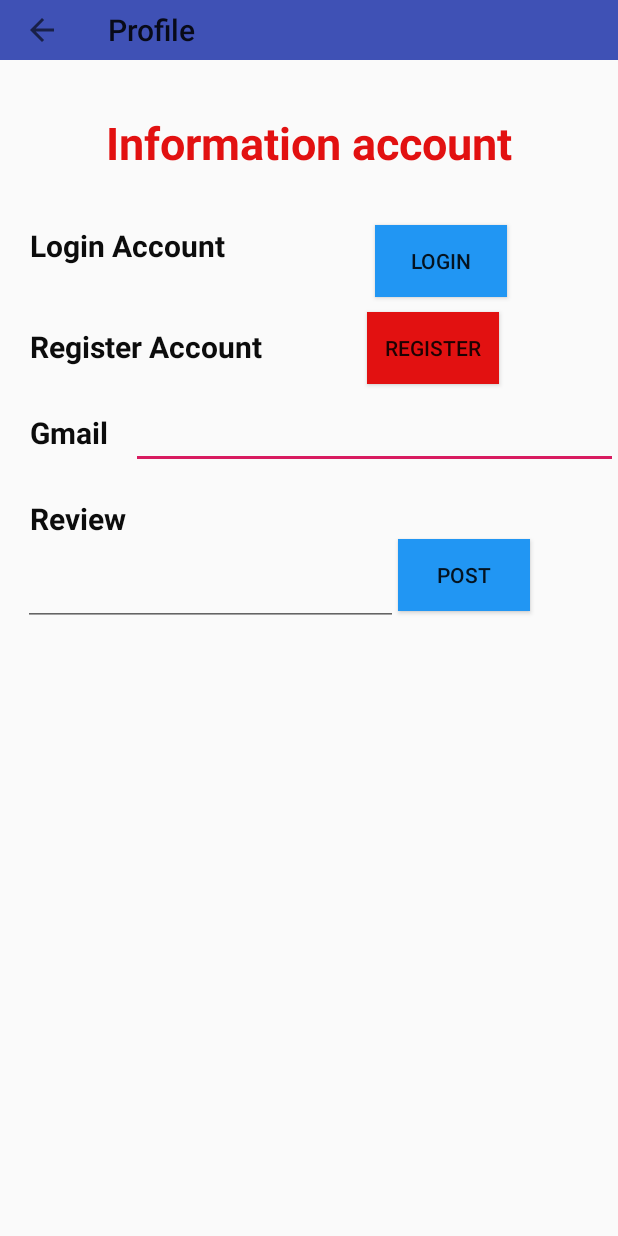
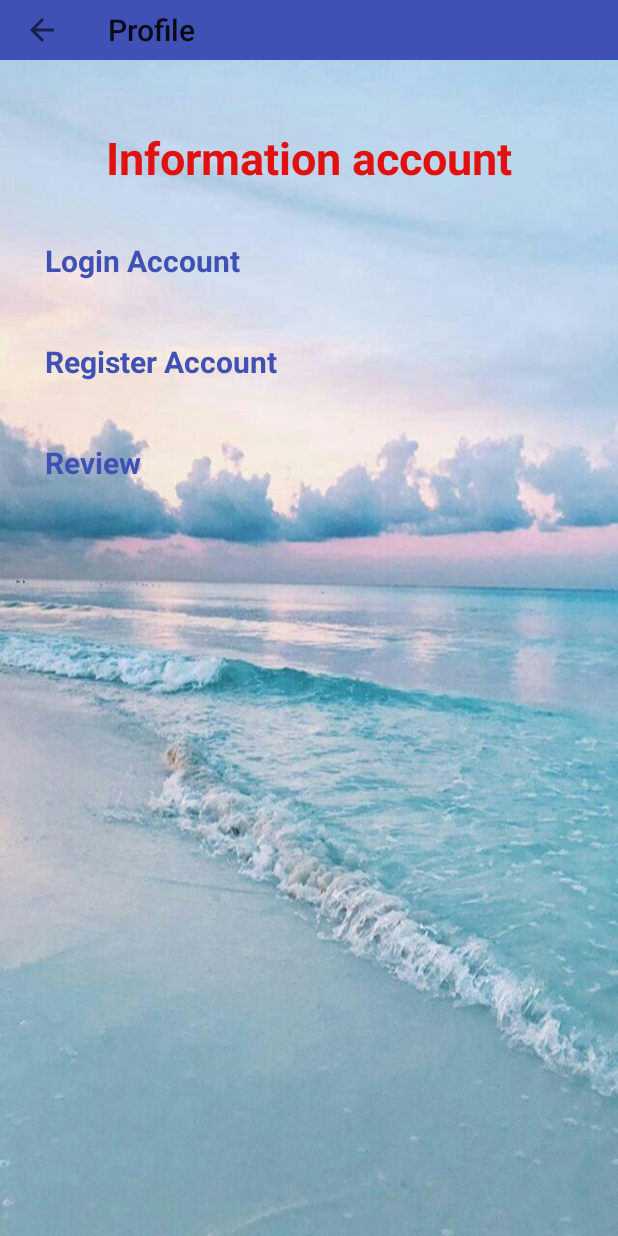
Before and after one commit to NguyenThaoUyen/Semina, an Android app: the ProfileActivity screen opened directly, with no data from a screen before it, on a phone screen of 412 x 824 dp. Run offline under Robolectric (Android 15) with nearby library versions, the phone set to English and light mode, and no system bars; our stand-ins replace Firebase (no records; nobody signed in at launch, a user with empty details on screens opened directly); 1 statement that could not run was skipped.

Commit message:
mới commit nè  :)

```diff
--- a/app/src/main/java/com/example/semina/Detail_eventActivity.java
+++ b/app/src/main/java/com/example/semina/Detail_eventActivity.java
@@ -12,7 +12,7 @@ import com.bumptech.glide.Glide;
 public class Detail_eventActivity extends AppCompatActivity {
 
     //layout
-    TextView title, Address,phone,des;
+    TextView title, Address,date,des;
     ImageView image;
 
     @Override
@@ -28,7 +28,7 @@ public class Detail_eventActivity extends AppCompatActivity {
         //find id
         Address = findViewById(R.id.Address);
         title = findViewById(R.id.title);
-        phone = findViewById(R.id.phone);
+        date = findViewById(R.id.date);
         des = findViewById(R.id.des);
         image = findViewById(R.id.image);
         //data
@@ -43,7 +43,7 @@ public class Detail_eventActivity extends AppCompatActivity {
         Glide.with(this).load(image_event).into(image);
         title.setText(name_event);
         Address.setText(address_event);
-        phone.setText(date_event);
+        date.setText(date_event);
         des.setText(des_event);
     }
 }
--- a/app/src/main/java/com/example/semina/ProfileActivity.java
+++ b/app/src/main/java/com/example/semina/ProfileActivity.java
@@ -9,6 +9,7 @@ import android.text.TextUtils;
 import android.view.View;
 import android.widget.Button;
 import android.widget.EditText;
+import android.widget.TextView;
 import android.widget.Toast;
 
 import com.google.android.gms.tasks.OnCompleteListener;
@@ -19,8 +20,7 @@ import com.google.firebase.auth.FirebaseUser;
 
 public class ProfileActivity extends AppCompatActivity {
 
-
-    Button btn_login, btn_register,btn_post;
+    TextView text_login,text_register,text_review;
 
     FirebaseUser firebaseUser;
 
@@ -48,37 +48,35 @@ public class ProfileActivity extends AppCompatActivity {
         setSupportActionBar(toolbar);
         getSupportActionBar().setTitle("Profile");
         getSupportActionBar().setDisplayHomeAsUpEnabled(true);
+        //find id cho cac textview
+        text_login = findViewById(R.id.text_login);
+        text_register = findViewById(R.id.text_register);
+        text_review = findViewById(R.id.text_review);
 
-        // button login
-        btn_login = findViewById(R.id.btn_login);
-        btn_login.setOnClickListener(new View.OnClickListener() {
+        //set on click cho cac text view
+        text_login.setOnClickListener(new View.OnClickListener() {
             @Override
-            public void onClick(View view) {
-                Intent log_intent = new Intent (ProfileActivity.this, LoginuserActivity.class);
-                startActivity(log_intent);
+            public void onClick(View v) {
+                Intent intent_login= new Intent(ProfileActivity.this,LoginUsersActivity.class);
+                startActivity(intent_login);
             }
         });
-        //button register
-        btn_register = findViewById(R.id.btn_register);
-        btn_register.setOnClickListener(new View.OnClickListener() {
+        text_register.setOnClickListener(new View.OnClickListener() {
             @Override
-            public void onClick(View view) {
-                Intent reg_intent = new Intent (ProfileActivity.this, RegisterActivity.class);
-                startActivity(reg_intent);
+        public void onClick(View v) {
+            Intent intent_login= new Intent(ProfileActivity.this,RegisterActivity.class);
+            startActivity(intent_login);
+        }
+    });
+        text_review.setOnClickListener(new View.OnClickListener() {
+            @Override
+            public void onClick(View v) {
+                Intent intent_login= new Intent(ProfileActivity.this,Post_reviewActivity.class);
+                startActivity(intent_login);
             }
         });
 
 
-        //btn_post
-
-        btn_post = findViewById(R.id.btn_post);
-        btn_post.setOnClickListener(new View.OnClickListener() {
-            @Override
-            public void onClick(View view) {
-                Intent post_intent = new Intent (ProfileActivity.this, MainActivity.class);
-                startActivity(post_intent);
-            }
-        });
 
     }
 
--- a/app/src/main/res/layout/activity_detail_food.xml
+++ b/app/src/main/res/layout/activity_detail_food.xml
@@ -25,8 +25,7 @@
             android:layout_width="wrap_content"
             android:layout_height="wrap_content"
             android:layout_marginStart="10dp"
-            android:gravity="center"
-            android:text="@string/resort_a"
+            android:text="@string/name_title"
             android:textColor="@color/black"
             android:textSize="18sp"
             android:textStyle="bold" />
@@ -38,14 +37,13 @@
             android:textColor="@color/black"
             android:textSize="14sp"
             android:layout_marginStart="10dp"
-            android:gravity="center"
+
             />
 
         <TextView
             android:id="@+id/des"
             android:layout_width="match_parent"
             android:layout_height="match_parent"
-            android:gravity="center"
             android:layout_margin="10dp"
             android:text="@string/introdution"
             android:textColor="@color/black"
--- a/app/src/main/res/layout/activity_profile.xml
+++ b/app/src/main/res/layout/activity_profile.xml
@@ -4,9 +4,10 @@
     xmlns:app="http://schemas.android.com/apk/res-auto"
     xmlns:tools="http://schemas.android.com/tools"
     android:layout_width="match_parent"
-    android:layout_height="wrap_content"
+    android:layout_height="match_parent"
     tools:context=".ProfileActivity"
-    android:orientation="vertical">
+    android:orientation="vertical"
+    android:background="@drawable/nen">
     <include
         android:id="@+id/toolbar"
         layout="@layout/toolbar" />
@@ -14,6 +15,7 @@
     <RelativeLayout
     android:layout_width="match_parent"
     android:layout_height="wrap_content"
+        android:padding="10dp"
     >
 
     <TextView
@@ -37,22 +39,12 @@
         android:layout_below="@id/welcome_profile"
         android:textStyle="bold"
         android:textSize="20sp"
-        android:textColor="@color/black"
+        android:textColor="@color/toolbar"
         android:layout_marginTop="30dp"
         android:layout_marginStart="20dp"
         />
 
-    <Button
-        android:id="@+id/btn_login"
-        android:layout_width="wrap_content"
-        android:layout_height="wrap_content"
-        android:text="@string/login"
-        android:layout_below="@+id/welcome_profile"
-        android:layout_toEndOf="@id/text_login"
-        android:background="@color/blue"
-        android:layout_marginStart="100dp"
-        android:layout_marginTop="30dp"
-        />
+
 
     <TextView
         android:id="@+id/text_register"
@@ -62,80 +54,28 @@
         android:layout_below="@id/text_login"
         android:textStyle="bold"
         android:textSize="20sp"
-        android:textColor="@color/black"
+        android:textColor="@color/toolbar"
         android:layout_marginTop="40dp"
         android:layout_marginStart="20dp"
 
         />
-    <Button
-        android:id="@+id/btn_register"
-        android:layout_width="wrap_content"
-        android:layout_height="wrap_content"
-        android:text="@string/register"
-        android:layout_below="@+id/btn_login"
-        android:layout_toEndOf="@id/text_register"
-        android:background="@color/red"
-        android:layout_marginTop="10dp"
-        android:layout_marginStart="70dp"
 
-
-   />
-  <TextView
-      android:id="@+id/text_gmail"
-      android:layout_width="wrap_content"
-      android:layout_height="wrap_content"
-      android:text="@string/hint_gmail"
-      android:textColor="@color/black"
-      android:textSize="20sp"
-      android:textStyle="bold"
-      android:layout_below="@id/text_register"
-      android:layout_marginTop="30dp"
-      android:layout_marginStart="20dp"
-      />
-    <EditText
-        android:id="@+id/show_mail"
-        android:layout_width="match_parent"
-        android:layout_height="wrap_content"
-        android:layout_below="@id/text_register"
-        android:layout_toEndOf="@+id/text_gmail"
-        android:layout_marginTop="20dp"
-        android:layout_marginStart="15dp"
-        android:textSize="20sp"
-
-        android:inputType=""
-        android:autofillHints="" />
         <TextView
             android:id="@+id/text_review"
             android:layout_width="wrap_content"
             android:layout_height="wrap_content"
             android:text="@string/review"
-        android:textColor="@color/black"
+            android:layout_below="@id/text_register"
+            android:textStyle="bold"
             android:textSize="20sp"
-        android:textStyle="bold"
-        android:layout_below="@id/text_gmail"
-        android:layout_marginTop="30dp"
+            android:textColor="@color/toolbar"
+            android:layout_marginTop="40dp"
             android:layout_marginStart="20dp"
+
             />
-    <EditText
-        android:id="@+id/content"
-        android:layout_width="250dp"
-        android:layout_height="wrap_content"
-        android:layout_below="@id/text_review"
-        android:layout_marginTop="10dp"
-        android:layout_marginStart="15dp"
-        android:textSize="20sp"
 
-        android:autofillHints=""
-        android:inputType="" />
-    <Button
-        android:id="@+id/btn_post"
-        android:layout_width="wrap_content"
-        android:layout_height="wrap_content"
-        android:text="@string/post"
-        android:background="@color/blue"
-        android:layout_below="@id/text_review"
-        android:layout_toEndOf="@+id/content"
-       />
+
+
 
 
 
```
Also changed, not shown: app/src/main/AndroidManifest.xml (+16 -7 lines), app/src/main/java/com/example/semina/ListEventActivity.java (+0 -7 lines), app/src/main/java/com/example/semina/LoginUsersActivity.java (renamed from app/src/main/java/com/example/semina/LoginuserActivity.java, +7 -7 lines), app/src/main/java/com/example/semina/MainActivity.java (+18 -0 lines), app/src/main/java/com/example/semina/Post_reviewActivity.java (added, +13 -0 lines), app/src/main/res/layout/activity_detail_event.xml (+5 -6 lines), app/src/main/res/layout/activity_detail_hotel.xml (+3 -5 lines), app/src/main/res/layout/activity_detail_place.xml (+2 -5 lines), app/src/main/res/layout/activity_login_users.xml (added, +49 -0 lines), app/src/main/res/layout/activity_loginuser.xml (deleted, +0 -66 lines), app/src/main/res/layout/activity_post_review.xml (added, +43 -0 lines), app/src/main/res/layout/activity_register.xml (+16 -10 lines), app/src/main/res/layout/item_cardview.xml (+6 -3 lines), app/src/main/res/values/strings.xml (+5 -4 lines), 1 more files. Lines whose indentation alone changed are shown as unchanged.
